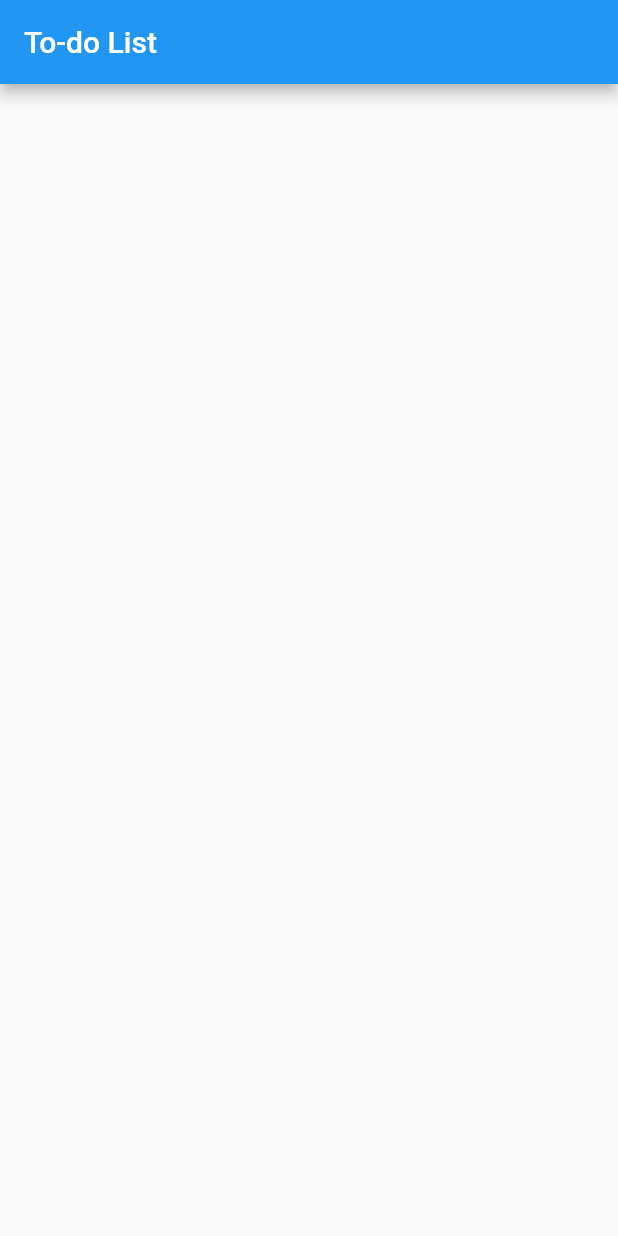
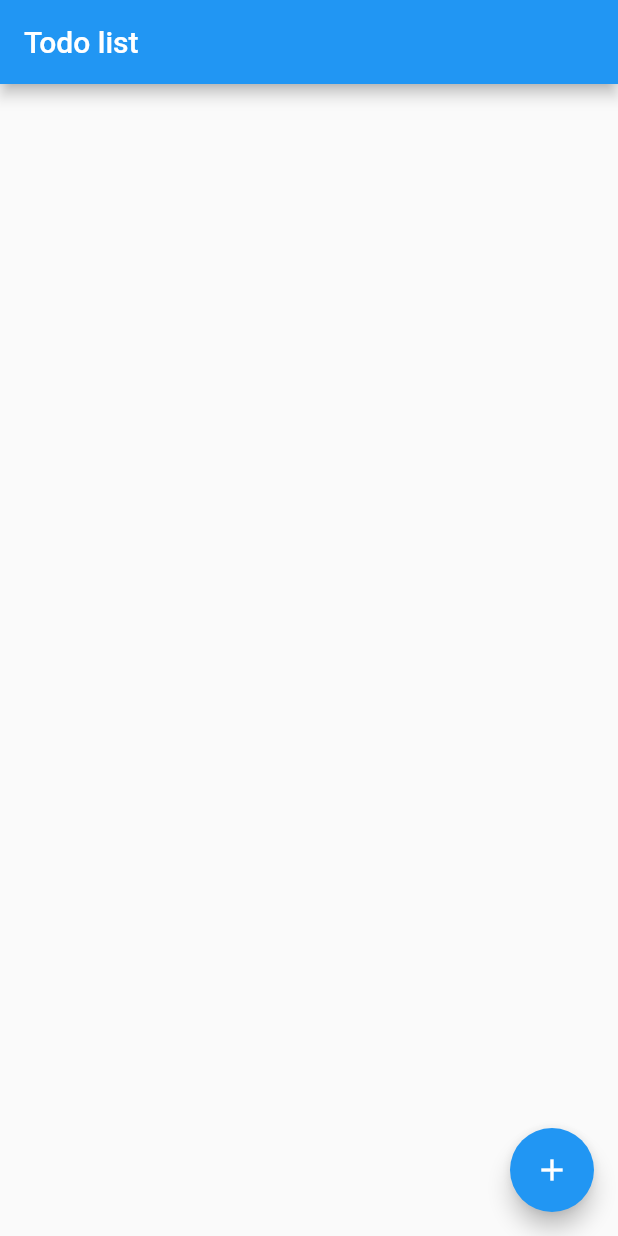
Before and after one commit to yokwejuste/30DaysOfCodingWithFlutter, a Flutter app: the screen it shows after launch, on a phone screen of 412 x 824 dp. Run offline on Flutter 3.47's test engine with Material 2 defaults, Android fonts, the phone set to English and light mode, and no system bars.

Commit message:
Creating the main content and array

```diff
--- a/to_do_app/lib/main.dart
+++ b/to_do_app/lib/main.dart
@@ -1,21 +1,128 @@
 import 'package:flutter/material.dart';
 
-void main() {
-  runApp(Todo());
+class Todo {
+  Todo({required this.name, required this.checked});
+  final String name;
+  bool checked;
 }
 
-class Todo extends StatelessWidget {
+void main() => runApp(
+      new TodoApp(),
+    );
+
+class TodoApp extends StatelessWidget {
   @override
   Widget build(BuildContext context) {
-  // app layout
-    return MaterialApp(
-      debugShowCheckedModeBanner: false,
-      home: Scaffold(
-        appBar: AppBar(
-          title: const Text('To-do List'),
-        ),
-      )
-
+    return new MaterialApp(
+      title: 'Todo list',
+      home: new TodoList(),
     );
   }
 }
+
+class TodoList extends StatefulWidget {
+  @override
+  _TodoListState createState() => new _TodoListState();
+}
+
+class TodoItem extends StatelessWidget {
+  TodoItem({
+    required this.todo,
+    required this.onTodoChanged,
+  }) : super(key: ObjectKey(todo));
+
+  final Todo todo;
+  final onTodoChanged;
+
+  TextStyle? _getTextStyle(bool checked) {
+    if (!checked) return null;
+
+    return TextStyle(
+      color: Colors.black54,
+      decoration: TextDecoration.lineThrough,
+    );
+  }
+
+  @override
+  Widget build(BuildContext context) {
+    return ListTile(
+      onTap: () {
+        onTodoChanged(todo);
+      },
+      leading: CircleAvatar(
+        child: Text(todo.name[0]),
+      ),
+      title: Text(todo.name, style: _getTextStyle(todo.checked)),
+    );
+  }
+}
+
+
+class _TodoListState extends State<TodoList> {
+  final TextEditingController _textFieldController = TextEditingController();
+  final List<Todo> _todos = <Todo>[];
+
+  @override
+  Widget build(BuildContext context) {
+    return new Scaffold(
+      appBar: new AppBar(
+        title: new Text('Todo list'),
+      ),
+      body: ListView(
+        padding: EdgeInsets.symmetric(vertical: 8.0),
+        children: _todos.map((Todo todo) {
+          return TodoItem(
+            todo: todo,
+            onTodoChanged: _handleTodoChange,
+          );
+        }).toList(),
+      ),
+      floatingActionButton: FloatingActionButton(
+          onPressed: () => _displayDialog(),
+          tooltip: 'Add Item',
+          child: Icon(Icons.add)),
+    );
+  }
+
+
+Future<void> _displayDialog() async {
+	return showDialog<void>(
+	  context: context,
+	  barrierDismissible: false, // user must tap button!
+	  builder: (BuildContext context) {
+	    return AlertDialog(
+	      title: const Text('Add a new todo item'),
+	      content: TextField(
+	        controller: _textFieldController,
+	        decoration: const InputDecoration(hintText: 'Type your new todo'),
+	      ),
+	      actions: <Widget>[
+	        TextButton(
+	          child: const Text('Add'),
+	          onPressed: () {
+	            Navigator.of(context).pop();
+	            _addTodoItem(_textFieldController.text);
+	          },
+	        ),
+	      ],
+	    );
+	  },
+	);
+}
+
+void _addTodoItem(String name) {
+	setState(() {
+	  _todos.add(Todo(name: name, checked: false));
+	});
+	_textFieldController.clear();
+}
+
+void _handleTodoChange(Todo todo) {
+	setState(() {
+	  todo.checked = !todo.checked;
+	});
+}
+  // Other functions
+
+
+}
```
Also changed, not shown: 1 other file.
